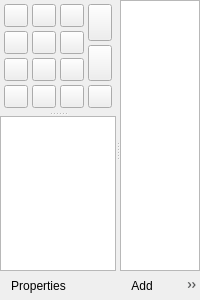
The window that src/ptz-controls.ui (glikely/obs-ptz) describes before a commit, drawn with Qt 5.
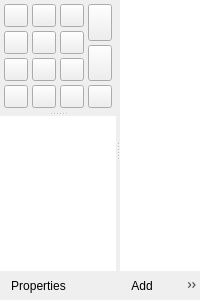
The same window after the commit. Icons and pictures are not drawn. Custom widgets are drawn as their Qt base class.

Commit message:
Remove default frame border from PTZ Controls list views
CircularListView (QListView subclass) defaults to Qt's built-in
QAbstractScrollArea frame (StyledPanel/Sunken), which OBS's themes
paint with an extra ~1-2px border via their `[frameShape="6"]` rule.
OBS's own Sources dock avoids this by explicitly setting its list
widget's frameShape to NoFrame; presetListView and cameraList never
did, causing their scrollbars to sit inset relative to the Sources
dock's.

The edit to the form file:
```diff
--- a/src/ptz-controls.ui
+++ b/src/ptz-controls.ui
@@ -445,6 +445,9 @@
        <property name="contextMenuPolicy">
         <enum>Qt::ContextMenuPolicy::CustomContextMenu</enum>
        </property>
+       <property name="frameShape">
+        <enum>QFrame::NoFrame</enum>
+       </property>
        <property name="editTriggers">
         <set>QAbstractItemView::EditTrigger::NoEditTriggers</set>
        </property>
@@ -486,6 +489,9 @@
          <property name="contextMenuPolicy">
           <enum>Qt::ContextMenuPolicy::CustomContextMenu</enum>
          </property>
+         <property name="frameShape">
+          <enum>QFrame::NoFrame</enum>
+         </property>
          <property name="editTriggers">
           <set>QAbstractItemView::EditTrigger::EditKeyPressed</set>
          </property>
```
